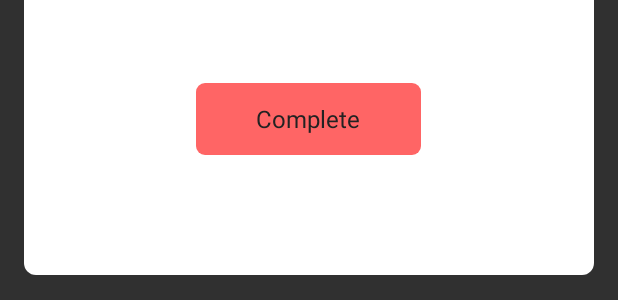
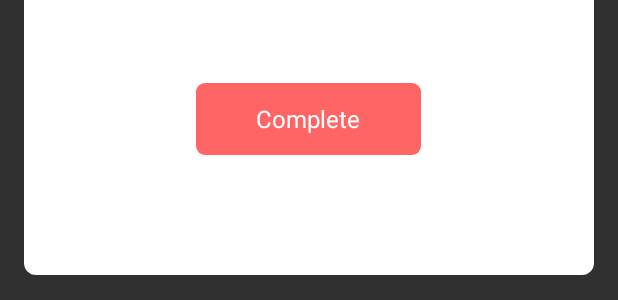
Before and after one commit to tivalueproject/TVspos_Cold-Wallet_Android, an Android app: the layout dialog_signature.xml on its own in the app's theme, with its tools: preview values and no code run, on a phone screen of 412 x 824 dp. Shown: the part 445-745 px from the top of the screen. Run offline under Robolectric (Android 15) with nearby library versions, the light colour scheme and no system bars.

Commit message:
modify  style

```diff
--- a/app/src/main/res/layout/activity_confirm_tx.xml
+++ b/app/src/main/res/layout/activity_confirm_tx.xml
@@ -77,7 +77,7 @@
                     android:background="@drawable/bg_orange_radius_6"
                     android:gravity="center"
                     android:text="@string/confirm"
-                    android:textColor="@color/text_strong"
+                    android:textColor="@color/white"
                     android:textSize="16sp" />
 
             </LinearLayout>
--- a/app/src/main/res/layout/dialog_signature.xml
+++ b/app/src/main/res/layout/dialog_signature.xml
@@ -67,7 +67,7 @@
             android:background="@drawable/bg_orange_radius_6"
             android:gravity="center"
             android:text="@string/complete"
-            android:textColor="@color/text_strong"
+            android:textColor="@color/white"
             android:textSize="16sp" />
     </LinearLayout>
 </FrameLayout>
```
Also changed, not shown: app/src/main/res/layout/item_tx_info.xml (+2 -8 lines).
